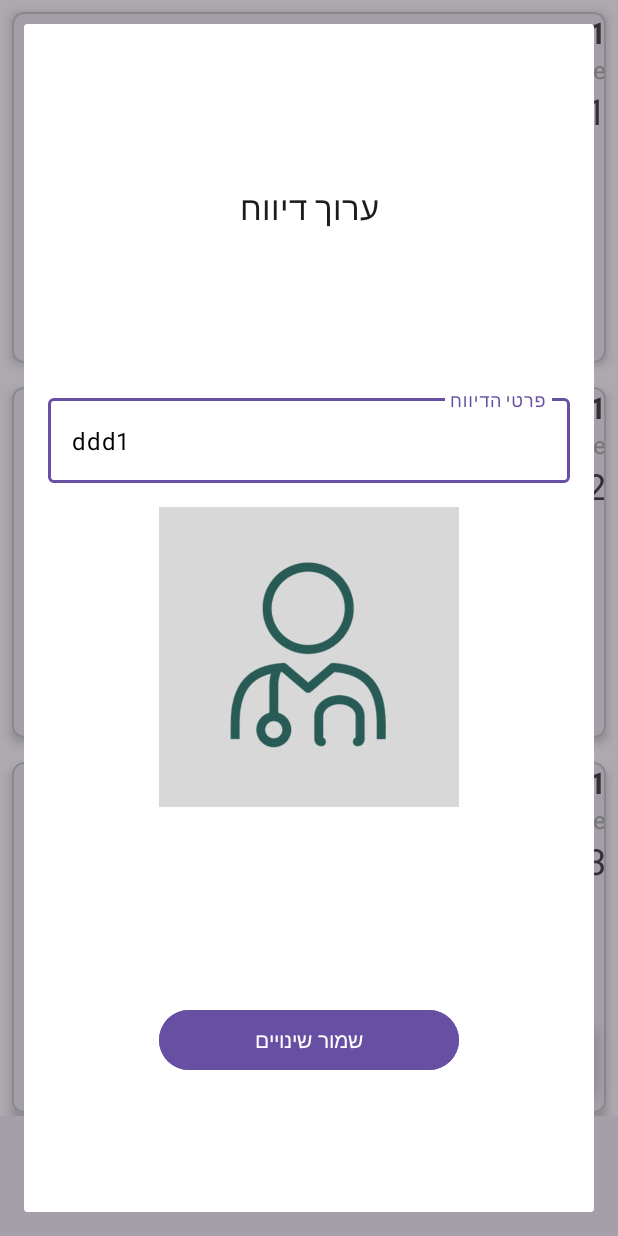
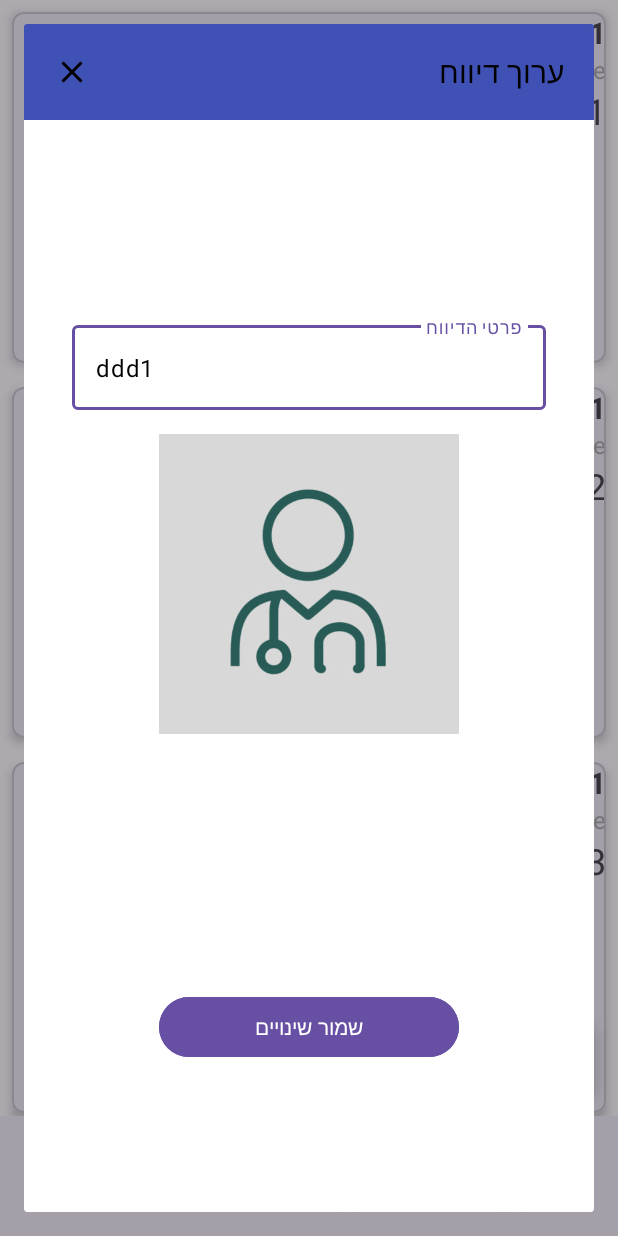
Before and after one commit to harelush/MadaMal-mobile, an Android app: the screen it shows after launch once a user with an empty profile is signed in (MainActivity), after a tap on "open edit report window", on a phone screen of 412 x 824 dp. Run offline under Robolectric (Android 15) with nearby library versions, the phone set to English and light mode, and no system bars; our stand-ins replace Firebase (no records; nobody signed in at launch, a user with empty details on screens opened directly), Picasso, Room's generated code, navigation-ui.

Commit message:
add appbar to dialogs

```diff
--- a/app/src/main/java/com/harelshaigal/madamal/ui/reportDialogs/reportDialogForm/ReportDialogFormFragment.kt
+++ b/app/src/main/java/com/harelshaigal/madamal/ui/reportDialogs/reportDialogForm/ReportDialogFormFragment.kt
@@ -65,6 +65,10 @@ class ReportDialogFormFragment : DialogFragment(), ImagePickerHelper.ImagePicker
 
     override fun onViewCreated(view: View, savedInstanceState: Bundle?) {
         super.onViewCreated(view, savedInstanceState)
+
+        binding.buttonClose.setOnClickListener {
+            dismiss()
+        }
 
         binding.addReportImageView.setOnClickListener {
             imagePickerHelper.openImagePicker()
--- a/app/src/main/java/com/harelshaigal/madamal/ui/userDispaly/editUserProfileDialog/EditUserProfileDialogFragment.kt
+++ b/app/src/main/java/com/harelshaigal/madamal/ui/userDispaly/editUserProfileDialog/EditUserProfileDialogFragment.kt
@@ -46,6 +46,10 @@ class EditUserProfileDialogFragment : DialogFragment(), ImagePickerHelper.ImageP
     override fun onViewCreated(view: View, savedInstanceState: Bundle?) {
         super.onViewCreated(view, savedInstanceState)
 
+        binding.buttonClose.setOnClickListener {
+            dismiss()
+        }
+
         binding.userProfileProfileImageView.setOnClickListener {
             imagePickerHelper.openImagePicker()
         }
--- /dev/null
+++ b/app/src/main/res/drawable/baseline_close_24.xml
@@ -0,0 +1,5 @@
+<vector xmlns:android="http://schemas.android.com/apk/res/android" android:height="24dp" android:tint="#000000" android:viewportHeight="24" android:viewportWidth="24" android:width="24dp">
+
+    <path android:fillColor="@android:color/white" android:pathData="M19,6.41L17.59,5 12,10.59 6.41,5 5,6.41 10.59,12 5,17.59 6.41,19 12,13.41 17.59,19 19,17.59 13.41,12z"/>
+
+</vector>
--- a/app/src/main/res/layout/fragment_report_dialog_form.xml
+++ b/app/src/main/res/layout/fragment_report_dialog_form.xml
@@ -1,39 +1,59 @@
 <?xml version="1.0" encoding="utf-8"?>
-<androidx.constraintlayout.widget.ConstraintLayout xmlns:android="http://schemas.android.com/apk/res/android"
+<androidx.constraintlayout.widget.ConstraintLayout
+    xmlns:android="http://schemas.android.com/apk/res/android"
     xmlns:app="http://schemas.android.com/apk/res-auto"
     xmlns:tools="http://schemas.android.com/tools"
     android:layout_width="match_parent"
     android:layout_height="match_parent"
-    android:layout_margin="16dp"
     android:foregroundTint="#6750A3"
     tools:context=".ui.reportDialogs.reportDialogForm.ReportDialogFormFragment">
 
-
-    <TextView
-        android:id="@+id/reportDialogTitle"
-        android:layout_width="wrap_content"
-        android:layout_height="wrap_content"
-        android:layout_marginTop="16dp"
-        android:gravity="center"
-        android:text="@string/title_add_report_dialog"
-        android:textAppearance="@style/TextAppearance.AppCompat.Large"
-        app:layout_constraintBottom_toTopOf="@+id/reportInputLayout"
+    <com.google.android.material.appbar.AppBarLayout
+        android:id="@+id/dialogAppBar"
+        android:layout_width="match_parent"
+        android:layout_height="?attr/actionBarSize"
+        android:background="#3F51B5"
         app:layout_constraintEnd_toEndOf="parent"
         app:layout_constraintStart_toStartOf="parent"
-        app:layout_constraintTop_toTopOf="parent" />
+        app:layout_constraintTop_toTopOf="parent">
+
+        <LinearLayout
+            android:layout_width="match_parent"
+            android:layout_height="match_parent"
+            android:orientation="horizontal">
+
+            <ImageButton
+                android:id="@+id/button_close"
+                android:layout_width="?attr/actionBarSize"
+                android:layout_height="?attr/actionBarSize"
+                android:background="?attr/selectableItemBackgroundBorderless"
+                android:contentDescription="@string/title_edit_user_profile_dialog"
+                app:srcCompat="@drawable/baseline_close_24"
+                app:tint="@color/black" />
+
+            <TextView
+                android:id="@+id/reportDialogTitle"
+                android:layout_width="0dp"
+                android:layout_height="match_parent"
+                android:layout_marginEnd="20dp"
+                android:layout_weight="1"
+                android:gravity="center_vertical"
+                android:text="@string/title_add_report_dialog"
+                android:textAppearance="@style/Base.TextAppearance.AppCompat.Title"
+                android:textColor="@color/black" />
+        </LinearLayout>
+    </com.google.android.material.appbar.AppBarLayout>
 
     <androidx.constraintlayout.widget.ConstraintLayout
         android:id="@+id/reportInputLayout"
         android:layout_width="0dp"
         android:layout_height="wrap_content"
-        android:layout_marginStart="16dp"
-        android:layout_marginTop="16dp"
-        android:layout_marginEnd="16dp"
+        android:layout_margin="32dp"
         android:gravity="center"
         app:layout_constraintBottom_toTopOf="@id/saveButton"
         app:layout_constraintEnd_toEndOf="parent"
         app:layout_constraintStart_toStartOf="parent"
-        app:layout_constraintTop_toBottomOf="@+id/reportDialogTitle">
+        app:layout_constraintTop_toBottomOf="@+id/dialogAppBar">
 
         <com.google.android.material.textfield.TextInputLayout
             android:id="@+id/addReport_content_layout"
--- a/app/src/main/res/values/themes.xml
+++ b/app/src/main/res/values/themes.xml
@@ -6,8 +6,9 @@
         <item name="itemIconTint">@color/bottom_navigation_color_selector</item>
         <item name="itemTextColor">@color/bottom_navigation_color_selector</item>
     </style>
-    <style name="AppTheme.FullScreenDialog" parent="Theme.MaterialComponents.Light.Dialog">
+    <style name="AppTheme.FullScreenDialog" parent="ThemeOverlay.MaterialComponents.MaterialCalendar.Fullscreen">
         <item name="android:windowIsFloating">false</item>
+
         <item name="android:windowBackground">@android:color/white</item>
     </style>
 </resources>
```
Also changed, not shown: app/src/main/res/layout/fragment_edit_user_profile_dialog.xml (+35 -14 lines).
